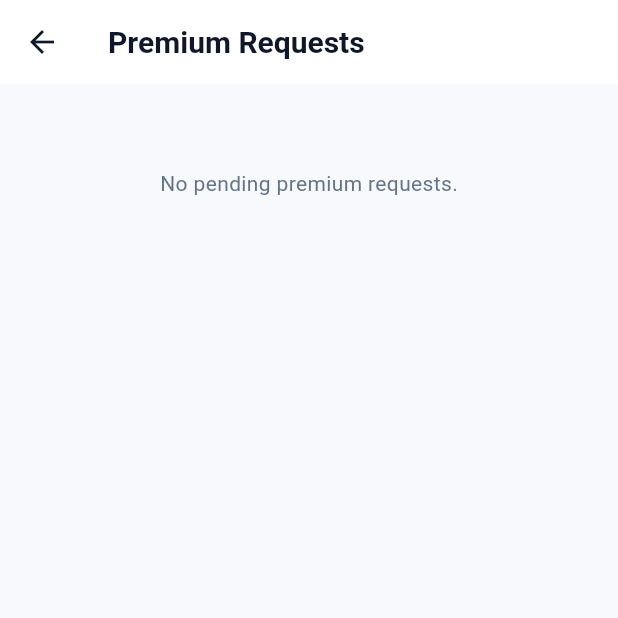
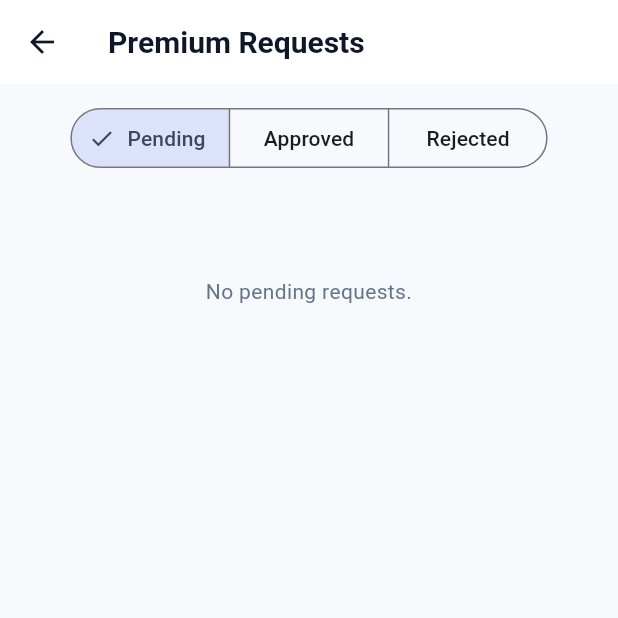
Before and after one commit to JacobRays/MSE_Market_Connect, a Flutter app: the PremiumRequestsScreen screen opened directly, on a phone screen of 412 x 824 dp, the top half of it. Run offline on Flutter 3.47's test engine with Material 3 defaults, Android fonts, the phone set to English and light mode, and no system bars; our stand-ins replace file_picker, supabase_flutter; accounts and stored records are empty; statements that could not run were skipped.

Commit message:
Admin premium requests: add Pending/Approved/Rejected tabs and reject option

```diff
--- a/lib/core/services/admin_premium_request_service.dart
+++ b/lib/core/services/admin_premium_request_service.dart
@@ -17,11 +17,11 @@ class AdminPremiumRequestService {
   final SupabaseClient _client = Supabase.instance.client;
   final AdminSubscriptionService _subs = AdminSubscriptionService();
 
-  Future<List<AdminPremiumRequestView>> getPendingRequests() async {
+  Future<List<AdminPremiumRequestView>> getRequestsByStatus(String status) async {
     final resp = await _client
         .from('premium_upgrade_requests')
         .select()
-        .eq('status', 'pending')
+        .eq('status', status)
         .order('created_at', ascending: false);
 
     final requests = (resp as List)
--- a/lib/features/admin/presentation/premium_requests_screen.dart
+++ b/lib/features/admin/presentation/premium_requests_screen.dart
@@ -1,6 +1,8 @@
 import 'package:flutter/material.dart';
 import 'package:mse_market_connect/core/services/admin_premium_request_service.dart';
 import 'package:url_launcher/url_launcher.dart';
+
+enum RequestFilter { pending, approved, rejected }
 
 class PremiumRequestsScreen extends StatefulWidget {
   const PremiumRequestsScreen({super.key});
@@ -11,16 +13,27 @@ class PremiumRequestsScreen extends StatefulWidget {
 
 class _PremiumRequestsScreenState extends State<PremiumRequestsScreen> {
   final _service = AdminPremiumRequestService();
+  RequestFilter _filter = RequestFilter.pending;
+
   late Future<List<AdminPremiumRequestView>> _future;
 
   @override
   void initState() {
     super.initState();
-    _future = _service.getPendingRequests();
+    _future = _load();
+  }
+
+  Future<List<AdminPremiumRequestView>> _load() {
+    final status = switch (_filter) {
+      RequestFilter.pending => 'pending',
+      RequestFilter.approved => 'approved',
+      RequestFilter.rejected => 'rejected',
+    };
+    return _service.getRequestsByStatus(status);
   }
 
   Future<void> _refresh() async {
-    setState(() => _future = _service.getPendingRequests());
+    setState(() => _future = _load());
     await _future;
   }
 
@@ -28,7 +41,27 @@ class _PremiumRequestsScreenState extends State<PremiumRequestsScreen> {
   Widget build(BuildContext context) {
     return Scaffold(
       appBar: AppBar(title: const Text('Premium Requests')),
-      body: RefreshIndicator(
+      body: Column(
+        children: [
+          Padding(
+            padding: const EdgeInsets.all(12),
+            child: SegmentedButton<RequestFilter>(
+              segments: const [
+                ButtonSegment(value: RequestFilter.pending, label: Text('Pending')),
+                ButtonSegment(value: RequestFilter.approved, label: Text('Approved')),
+                ButtonSegment(value: RequestFilter.rejected, label: Text('Rejected')),
+              ],
+              selected: {_filter},
+              onSelectionChanged: (set) {
+                setState(() {
+                  _filter = set.first;
+                  _future = _load();
+                });
+              },
+            ),
+          ),
+          Expanded(
+            child: RefreshIndicator(
               onRefresh: _refresh,
               child: FutureBuilder<List<AdminPremiumRequestView>>(
                 future: _future,
@@ -49,9 +82,14 @@ class _PremiumRequestsScreenState extends State<PremiumRequestsScreen> {
                     return ListView(
                       physics: const AlwaysScrollableScrollPhysics(),
                       padding: const EdgeInsets.all(16),
-                children: const [
-                  SizedBox(height: 40),
-                  Center(child: Text('No pending premium requests.')),
+                      children: [
+                        const SizedBox(height: 40),
+                        Center(
+                          child: Text(
+                            'No ${_filter.name} requests.',
+                            textAlign: TextAlign.center,
+                          ),
+                        ),
                       ],
                     );
                   }
@@ -73,7 +111,7 @@ class _PremiumRequestsScreenState extends State<PremiumRequestsScreen> {
                           ),
                           trailing: const Icon(Icons.chevron_right),
                           onTap: () async {
-                      final note = TextEditingController();
+                            final note = TextEditingController(text: x.request.adminNote ?? '');
 
                             await showModalBottomSheet(
                               context: context,
@@ -91,7 +129,7 @@ class _PremiumRequestsScreenState extends State<PremiumRequestsScreen> {
                                   children: [
                                     Text(email, style: Theme.of(context).textTheme.titleLarge),
                                     const SizedBox(height: 8),
-                              Text('Request ID: ${x.request.id}'),
+                                    Text('Status: ${x.request.status.toUpperCase()}'),
                                     const SizedBox(height: 12),
                                     SizedBox(
                                       height: 52,
@@ -100,8 +138,7 @@ class _PremiumRequestsScreenState extends State<PremiumRequestsScreen> {
                                           final url = await _service.getSignedReceiptUrl(
                                             x.request.receiptPath,
                                           );
-                                    final uri = Uri.parse(url);
-                                    await launchUrl(uri, mode: LaunchMode.platformDefault);
+                                          await launchUrl(Uri.parse(url));
                                         },
                                         icon: const Icon(Icons.receipt_long),
                                         label: const Text('View receipt'),
@@ -110,12 +147,12 @@ class _PremiumRequestsScreenState extends State<PremiumRequestsScreen> {
                                     const SizedBox(height: 12),
                                     TextField(
                                       controller: note,
-                                decoration: const InputDecoration(
-                                  labelText: 'Admin note (optional)',
-                                ),
+                                      decoration: const InputDecoration(labelText: 'Admin note (optional)'),
                                       maxLines: 2,
                                     ),
                                     const SizedBox(height: 12),
+
+                                    if (_filter == RequestFilter.pending) ...[
                                       SizedBox(
                                         height: 52,
                                         child: ElevatedButton(
@@ -128,7 +165,7 @@ class _PremiumRequestsScreenState extends State<PremiumRequestsScreen> {
                                               premiumDays: 30,
                                             );
                                             if (!mounted) return;
-                                    await _refresh();
+                                            await _refresh(); // moves it out of pending
                                           },
                                           child: const Text('Approve (Premium 30 days)'),
                                         ),
@@ -144,11 +181,12 @@ class _PremiumRequestsScreenState extends State<PremiumRequestsScreen> {
                                               adminNote: note.text.trim().isEmpty ? null : note.text.trim(),
                                             );
                                             if (!mounted) return;
-                                    await _refresh();
+                                            await _refresh(); // moves it out of pending
                                           },
                                           child: const Text('Reject'),
                                         ),
                                       ),
+                                    ],
                                   ],
                                 ),
                               ),
@@ -161,6 +199,9 @@ class _PremiumRequestsScreenState extends State<PremiumRequestsScreen> {
                 },
               ),
             ),
+          ),
+        ],
+      ),
     );
   }
 }
```
Also changed, not shown: lib/core/services/payment_settings_service.dart (added, +25 -0 lines), lib/core/services/premium_upgrade_service.dart (added, +67 -0 lines). Lines whose indentation alone changed are shown as unchanged.
